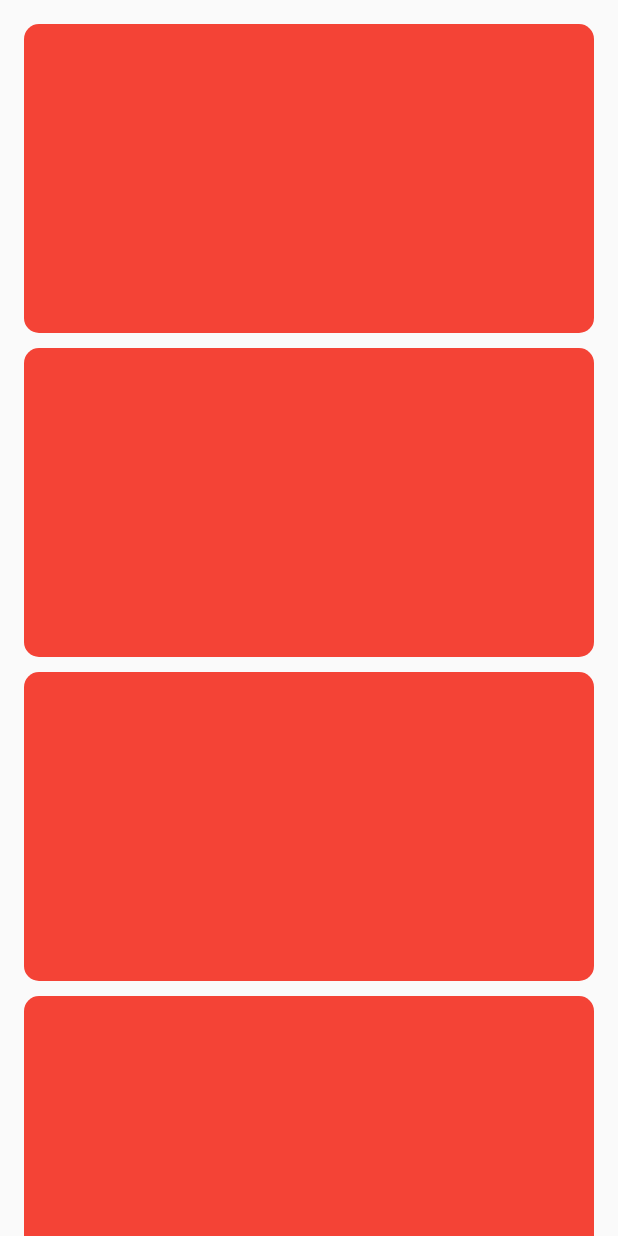
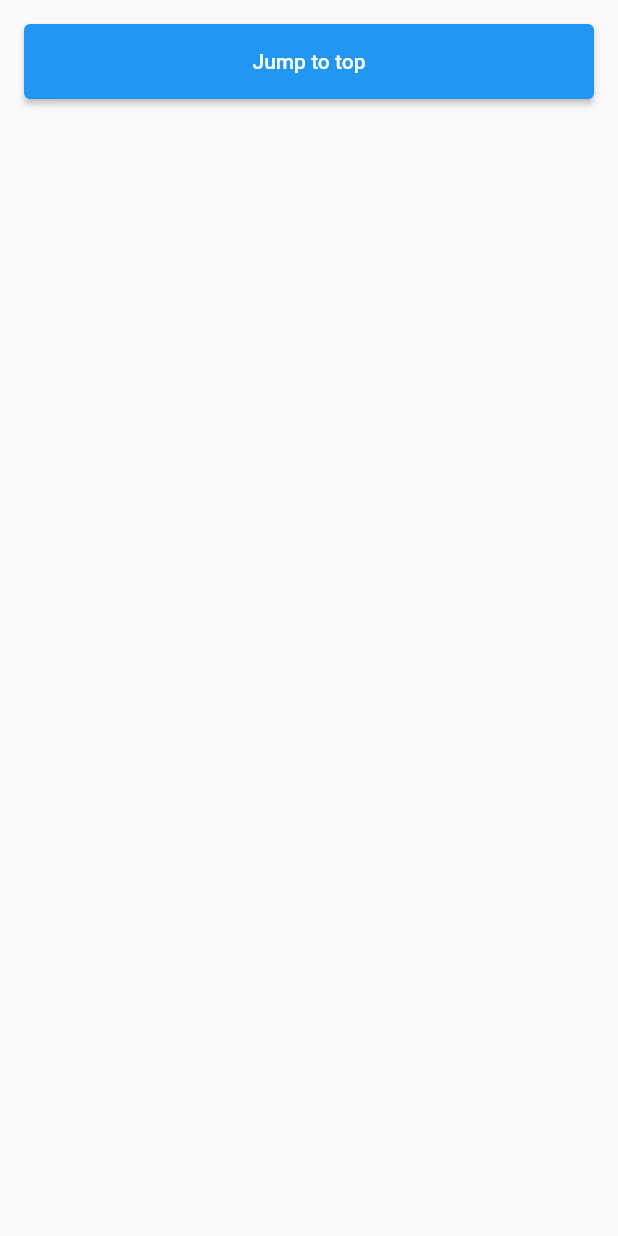
Before and after one commit to MrWerton/scroll_animations, a Flutter app: the screen it shows after launch, on a phone screen of 412 x 824 dp. Run offline on Flutter 3.47's test engine with Material 2 defaults, Android fonts, the phone set to English and light mode, and no system bars.

Commit message:
feat: added jump to top

```diff
--- a/lib/app_widget.dart
+++ b/lib/app_widget.dart
@@ -1,11 +1,18 @@
 import 'package:flutter/material.dart';
 import 'package:scroll_animations/pages/home_page.dart';
+import 'package:scroll_animations/pages/jump_to_top_page.dart';
 
 class AppWidget extends StatelessWidget {
   const AppWidget({Key? key}) : super(key: key);
 
   @override
   Widget build(BuildContext context) {
-    return MaterialApp(home: HomePage());
+    return MaterialApp(
+      initialRoute: '/',
+      routes: {
+        '/': (context) => HomePage(),
+        '/jump-to-top': (context) => JumpToTop()
+      },
+    );
   }
 }
--- a/lib/pages/home_page.dart
+++ b/lib/pages/home_page.dart
@@ -1,71 +1,34 @@
 import 'package:flutter/material.dart';
 
-class HomePage extends StatefulWidget {
+class HomePage extends StatelessWidget {
   const HomePage({Key? key}) : super(key: key);
 
   @override
-  _HomePageState createState() => _HomePageState();
-}
-
-class _HomePageState extends State<HomePage> {
-  late final ScrollController _scrollController;
-  bool _showFloatButton = false;
-  @override
-  void initState() {
-    super.initState();
-    _scrollController = ScrollController();
-    _scrollController.addListener(_handleScroll);
+  Widget build(BuildContext context) {
+    return Scaffold(
+        body: Padding(
+      padding: const EdgeInsets.all(16.0),
+      child: Column(
+        children: [
+          SizedBox(
+              height: 50,
+              width: double.infinity,
+              child: _button(
+                  context: context,
+                  path: '/jump-to-top',
+                  title: 'Jump to top')),
+        ],
+      ),
+    ));
   }
 
-  _handleScroll() {
-    final size = MediaQuery.of(context).size;
-    if (_scrollController.position.pixels >=
-        _scrollController.position.minScrollExtent + size.height / 2) {
-      setState(() {
-        _showFloatButton = true;
-      });
-    } else {
-      setState(() {
-        _showFloatButton = false;
-      });
-    }
-  }
-
-  _navigateToTop() {
-    _scrollController.animateTo(0.0,
-        curve: Curves.bounceInOut, duration: Duration(milliseconds: 600));
-  }
-
-  @override
-  void dispose() {
-    _scrollController.dispose();
-    _scrollController.removeListener(_handleScroll);
-    super.dispose();
-  }
-
-  @override
-  Widget build(BuildContext context) {
-    final size = MediaQuery.of(context).size;
-    return Scaffold(
-      body: ListView.separated(
-        controller: _scrollController,
-        padding: const EdgeInsets.all(16.0),
-        itemCount: 16,
-        separatorBuilder: (context, index) => const SizedBox(
-          height: 10,
-        ),
-        itemBuilder: (context, index) {
-          return Container(
-            decoration: BoxDecoration(
-                color: Colors.red, borderRadius: BorderRadius.circular(10)),
-            width: size.width,
-            height: size.height * 0.25,
-          );
-        },
-      ),
-      floatingActionButton: _showFloatButton
-          ? FloatingActionButton(onPressed: _navigateToTop)
-          : null,
+  Widget _button(
+      {required BuildContext context,
+      required String path,
+      required String title}) {
+    return ElevatedButton(
+      child: Text(title),
+      onPressed: () => Navigator.of(context).pushNamed(path),
     );
   }
 }
```
Also changed, not shown: lib/pages/jump_to_top_page.dart (added, +134 -0 lines).
